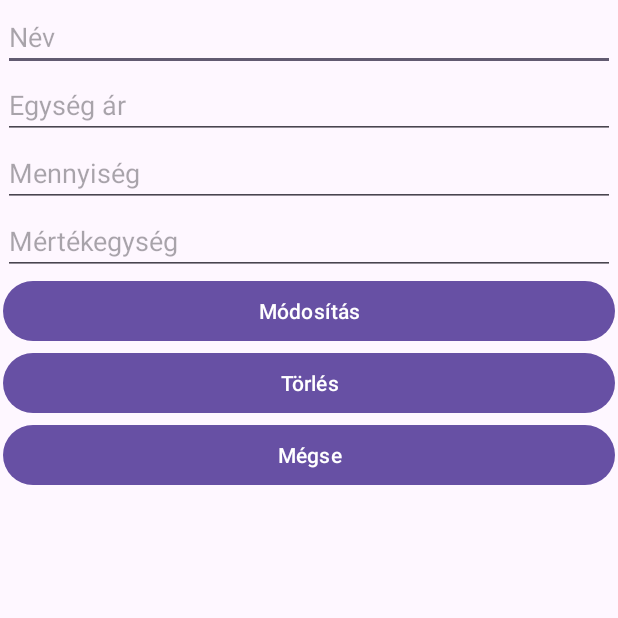
After one commit to MBotond21/MeszarosBotond_bevasarloBeadando, an Android app: the TermekActivity screen opened directly, with no data from a screen before it, on a phone screen of 412 x 824 dp, the top half of it. The commit adds this screen. Run offline under Robolectric (Android 15) with nearby library versions, the phone set to English and light mode, and no system bars; 1 statement that could not run was skipped.

Commit message:
TermekActivity - delete + back buttons working

```diff
--- a/app/src/main/AndroidManifest.xml
+++ b/app/src/main/AndroidManifest.xml
@@ -15,6 +15,9 @@
         android:theme="@style/Theme.BevasarloBeadando"
         tools:targetApi="31">
         <activity
+            android:name=".TermekActivity"
+            android:exported="false" />
+        <activity
             android:name=".ListActivity"
             android:exported="false" />
         <activity
--- a/app/src/main/java/com/example/bevasarlobeadando/CustomAdapter.java
+++ b/app/src/main/java/com/example/bevasarlobeadando/CustomAdapter.java
@@ -47,7 +47,7 @@ public class CustomAdapter extends BaseAdapter {
         name.setText(p.getNev());
         price.setText(String.valueOf(p.getEgyseg_ar()).concat(" Ft"));
         qunatMes.setText(String.valueOf(p.getMennyiseg()).concat(p.getMertekegyseg()));
-        actPrice.setText(String.valueOf(p.getBrutto_ar()));
+        actPrice.setText(String.valueOf(p.getBrutto_ar()).concat(" Ft"));
 
         return view;
     }
--- a/app/src/main/java/com/example/bevasarlobeadando/RetrofitApiService.java
+++ b/app/src/main/java/com/example/bevasarlobeadando/RetrofitApiService.java
@@ -1,11 +1,13 @@
 package com.example.bevasarlobeadando;
 
 import java.util.List;
+import java.util.Map;
 
 import retrofit2.Call;
 import retrofit2.http.Body;
 import retrofit2.http.DELETE;
 import retrofit2.http.GET;
+import retrofit2.http.PATCH;
 import retrofit2.http.POST;
 import retrofit2.http.Path;
 
@@ -20,4 +22,8 @@ public interface RetrofitApiService {
     @DELETE("OCm0jM/data/{id}")
     Call<Void> deleteProduct(@Path("id") int id);
 
+    @PATCH("OCm0jM/data/{id}")
+    Call<Termek> patchProduct(@Path("id") int id, @Body Map<String, Object> updates);
+
+
 }
--- /dev/null
+++ b/app/src/main/java/com/example/bevasarlobeadando/TermekActivity.java
@@ -0,0 +1,162 @@
+package com.example.bevasarlobeadando;
+
+import android.app.AlertDialog;
+import android.content.DialogInterface;
+import android.content.Intent;
+import android.os.Bundle;
+import android.view.View;
+import android.widget.Button;
+import android.widget.EditText;
+import android.widget.Toast;
+
+import androidx.activity.EdgeToEdge;
+import androidx.appcompat.app.AppCompatActivity;
+import androidx.core.graphics.Insets;
+import androidx.core.view.ViewCompat;
+import androidx.core.view.WindowInsetsCompat;
+
+import retrofit2.Call;
+import retrofit2.Callback;
+import retrofit2.Response;
+
+public class TermekActivity extends AppCompatActivity {
+
+    private EditText m_name;
+    private EditText m_price;
+    private EditText m_quantity;
+    private EditText m_mesure;
+    private Button btn_modify;
+    private Button btn_delete;
+    private Button btn_back;
+    private int id;
+
+    @Override
+    protected void onCreate(Bundle savedInstanceState) {
+        super.onCreate(savedInstanceState);
+        EdgeToEdge.enable(this);
+        setContentView(R.layout.activity_termek);
+        ViewCompat.setOnApplyWindowInsetsListener(findViewById(R.id.main), (v, insets) -> {
+            Insets systemBars = insets.getInsets(WindowInsetsCompat.Type.systemBars());
+            v.setPadding(systemBars.left, systemBars.top, systemBars.right, systemBars.bottom);
+            return insets;
+        });
+
+        RetrofitApiService apiService = RetrofitClient.getInstance().create(RetrofitApiService.class);
+
+        init();
+
+        btn_delete.setOnClickListener(new View.OnClickListener() {
+            @Override
+            public void onClick(View v) {
+                ConfirmDelete(apiService, id);
+            }
+        });
+
+        btn_back.setOnClickListener(new View.OnClickListener() {
+            @Override
+            public void onClick(View v) {
+                Intent newIntent = new Intent(TermekActivity.this, ListActivity.class);
+
+                startActivity(newIntent);
+
+                finish();
+            }
+        });
+    }
+
+    private boolean isEmpty(EditText field) {
+        return field.getText().toString().isEmpty();
+    }
+
+    private boolean isInt(EditText field) {
+        try {
+            Integer.parseInt(field.getText().toString());
+            return true;
+        } catch (Exception e) {
+            return false;
+        }
+    }
+
+    private boolean isDouble(EditText field) {
+        try {
+            Double.parseDouble(field.getText().toString());
+            return true;
+        } catch (Exception e) {
+            return false;
+        }
+    }
+
+    private boolean correctInputs() {
+
+        if (isEmpty(m_name) && isEmpty(m_price) && isEmpty(m_quantity) && isEmpty(m_mesure)) {
+            Toast.makeText(TermekActivity.this, "Legalább egy mező kitöltése kötelező!", Toast.LENGTH_SHORT).show();
+            return false;
+        } else if (!isInt(m_price)) {
+            Toast.makeText(TermekActivity.this, "Az ár mindenképpen egy egész szám kell legyen!", Toast.LENGTH_SHORT).show();
+            return false;
+        } else if (!isDouble(m_quantity)) {
+            Toast.makeText(TermekActivity.this, "Az mennyiségnek mindenképpen egy szám kell legyen!", Toast.LENGTH_SHORT).show();
+            return false;
+        }
+
+        return true;
+    }
+
+    private void init() {
+        this.m_name = findViewById(R.id.m_name);
+        this.m_price = findViewById(R.id.m_price);
+        this.m_quantity = findViewById(R.id.m_quantity);
+        this.m_mesure = findViewById(R.id.m_mesure);
+        this.btn_modify = findViewById(R.id.btn_modify);
+        this.btn_delete = findViewById(R.id.btn_delete);
+        this.btn_back = findViewById(R.id.btn_back);
+        Bundle bundle = getIntent().getExtras();
+        this.id = bundle.getInt("id");
+    }
+
+    private void deleteProduct(RetrofitApiService apiService, int id) {
+        apiService.deleteProduct(id).enqueue(new Callback<Void>() {
+            @Override
+            public void onResponse(Call<Void> call, Response<Void> response) {
+                if (response.isSuccessful()) {
+                    Toast.makeText(TermekActivity.this, "Sikeresen törölte a terméket!", Toast.LENGTH_SHORT).show();
+                    Intent newIntent = new Intent(TermekActivity.this, ListActivity.class);
+
+                    startActivity(newIntent);
+
+                    finish();
+                } else {
+                    Toast.makeText(TermekActivity.this, "Something went wrong! v1", Toast.LENGTH_SHORT).show();
+                }
+            }
+
+            @Override
+            public void onFailure(Call<Void> call, Throwable t) {
+                Toast.makeText(TermekActivity.this, "Something went wrong! v2", Toast.LENGTH_SHORT).show();
+            }
+        });
+    }
+
+    private void ConfirmDelete(RetrofitApiService apiService, int id) {
+        AlertDialog.Builder builder = new AlertDialog.Builder(this);
+        builder.setTitle("Confirm Action");
+        builder.setMessage("Are you sure you want to proceed?");
+
+        builder.setPositiveButton("Yes", new DialogInterface.OnClickListener() {
+            @Override
+            public void onClick(DialogInterface dialog, int which) {
+                deleteProduct(apiService, id);
+            }
+        });
+
+        builder.setNegativeButton("No", new DialogInterface.OnClickListener() {
+            @Override
+            public void onClick(DialogInterface dialog, int which) {
+                dialog.dismiss();
+            }
+        });
+
+        AlertDialog dialog = builder.create();
+        dialog.show();
+    }
+}
--- /dev/null
+++ b/app/src/main/res/layout/activity_termek.xml
@@ -0,0 +1,47 @@
+<?xml version="1.0" encoding="utf-8"?>
+<LinearLayout xmlns:android="http://schemas.android.com/apk/res/android"
+    xmlns:app="http://schemas.android.com/apk/res-auto"
+    xmlns:tools="http://schemas.android.com/tools"
+    android:id="@+id/main"
+    android:layout_width="match_parent"
+    android:layout_height="match_parent"
+    tools:context=".TermekActivity"
+    android:orientation="vertical"
+    android:layout_margin="2dp">
+
+    <EditText android:layout_width="match_parent"
+        android:layout_height="wrap_content"
+        android:hint="Név"
+        android:id="@+id/m_name"/>
+
+    <EditText android:layout_width="match_parent"
+        android:layout_height="wrap_content"
+        android:hint="Egység ár"
+        android:id="@+id/m_price"/>
+
+    <EditText android:layout_width="match_parent"
+        android:layout_height="wrap_content"
+        android:hint="Mennyiség"
+        android:id="@+id/m_quantity"/>
+
+    <EditText android:layout_width="match_parent"
+        android:layout_height="wrap_content"
+        android:hint="Mértékegység"
+        android:id="@+id/m_mesure"/>
+
+    <Button android:layout_width="match_parent"
+        android:layout_height="wrap_content"
+        android:text="Módosítás"
+        android:id="@+id/btn_modify"/>
+
+    <Button android:layout_width="match_parent"
+        android:layout_height="wrap_content"
+        android:text="Törlés"
+        android:id="@+id/btn_delete"/>
+
+    <Button android:layout_width="match_parent"
+        android:layout_height="wrap_content"
+        android:text="Mégse"
+        android:id="@+id/btn_back"/>
+
+</LinearLayout>
```
Also changed, not shown: app/src/main/java/com/example/bevasarlobeadando/ListActivity.java (+17 -16 lines), app/src/main/java/com/example/bevasarlobeadando/MainActivity.java (+13 -10 lines), app/src/main/java/com/example/bevasarlobeadando/Termek.java (+7 -1 lines).
